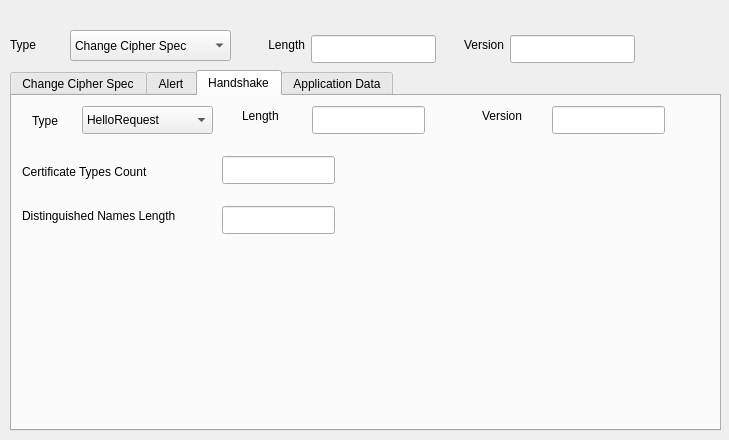
Qt form common/ssl.ui (karthikbhata97/ostinato) before a commit.
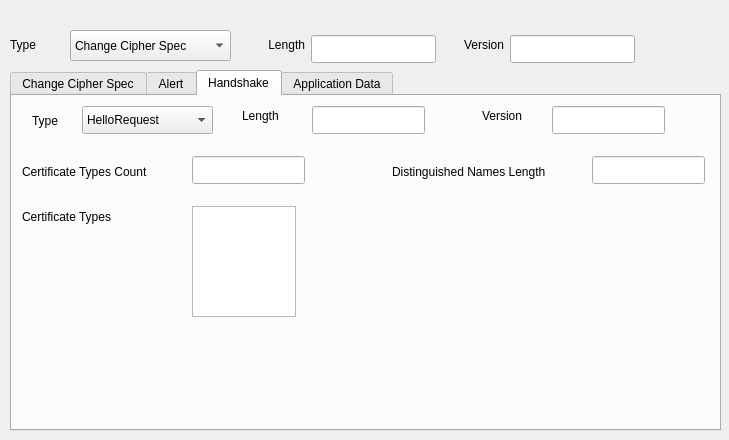
The same form after that commit.

Commit message: certificate request: certificate types

The edit to the form file:
```diff
--- a/common/ssl.ui
+++ b/common/ssl.ui
@@ -811,7 +811,7 @@
       <widget class="QLineEdit" name="leCertTypesCount">
        <property name="geometry">
         <rect>
-         <x>210</x>
+         <x>180</x>
          <y>20</y>
          <width>113</width>
          <height>28</height>
@@ -834,8 +834,8 @@
       <widget class="QLineEdit" name="leDistNamesLen">
        <property name="geometry">
         <rect>
-         <x>210</x>
-         <y>70</y>
+         <x>580</x>
+         <y>20</y>
          <width>113</width>
          <height>28</height>
         </rect>
@@ -844,16 +844,39 @@
       <widget class="QLabel" name="label_27">
        <property name="geometry">
         <rect>
-         <x>10</x>
-         <y>70</y>
+         <x>380</x>
+         <y>20</y>
          <width>191</width>
-         <height>20</height>
+         <height>31</height>
         </rect>
        </property>
        <property name="text">
         <string>Distinguished Names Length</string>
        </property>
       </widget>
+      <widget class="QLabel" name="label_28">
+       <property name="geometry">
+        <rect>
+         <x>10</x>
+         <y>70</y>
+         <width>121</width>
+         <height>21</height>
+        </rect>
+       </property>
+       <property name="text">
+        <string>Certificate Types</string>
+       </property>
+      </widget>
+      <widget class="QTextEdit" name="teCertTypes">
+       <property name="geometry">
+        <rect>
+         <x>180</x>
+         <y>70</y>
+         <width>104</width>
+         <height>111</height>
+        </rect>
+       </property>
+      </widget>
      </widget>
     </widget>
    </widget>
```
The commit also changes 4 other files.
